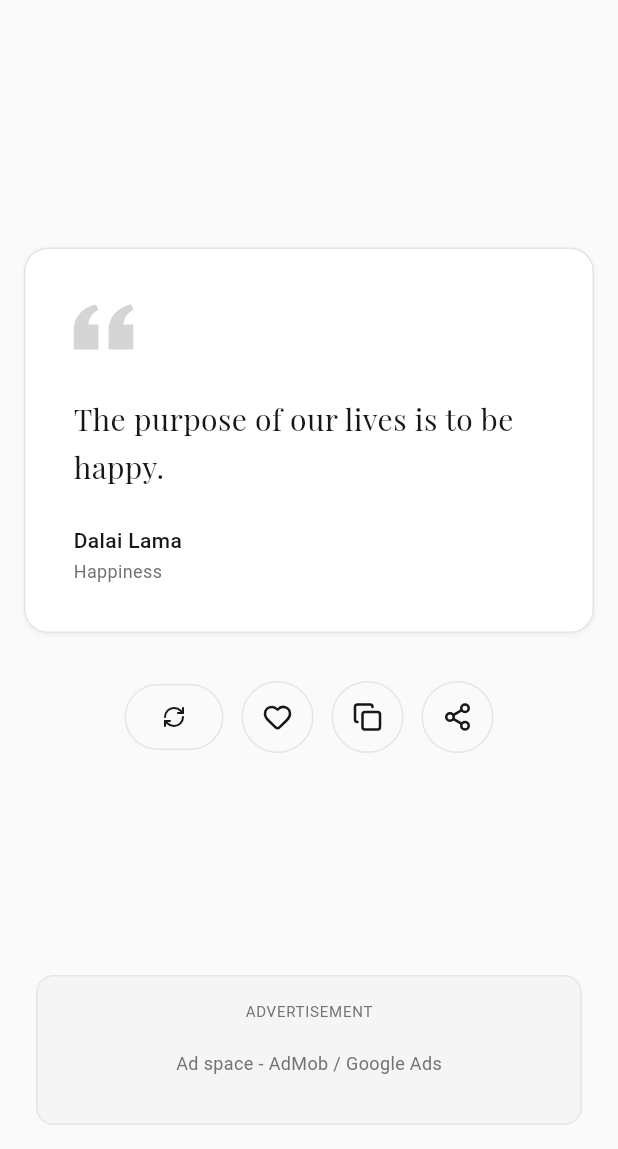
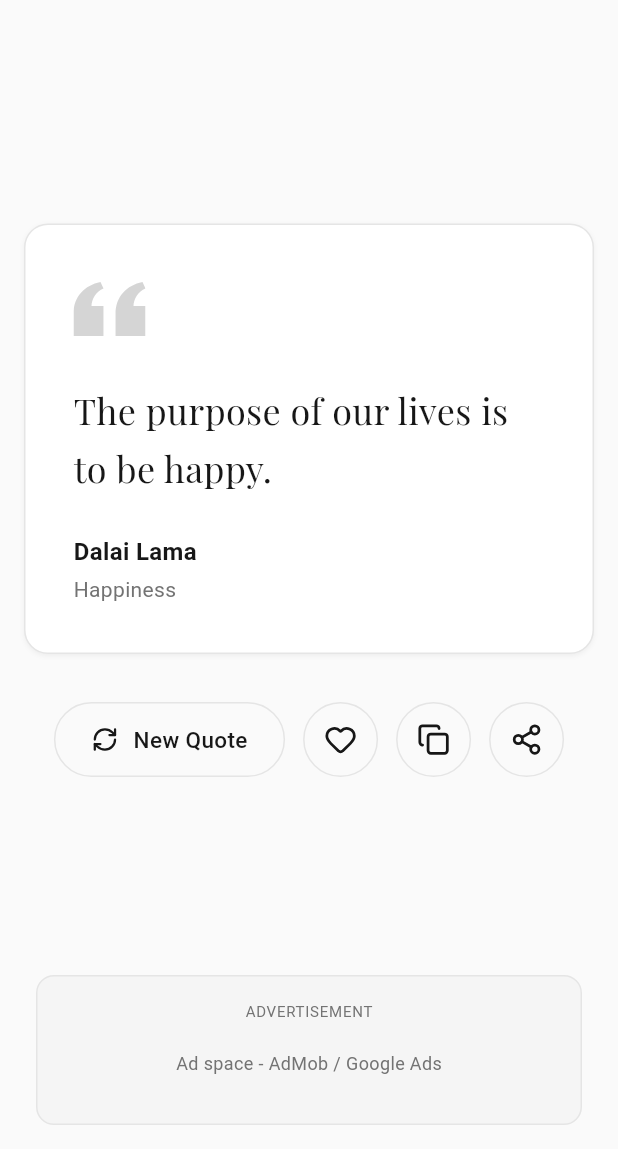
Before and after one commit to sangheonkimme/quote-of-the-day-app, a Flutter app: the screen it shows after launch, on a phone screen of 412 x 824 dp, the part 87-1236 px from its top. Run offline on Flutter 3.47's test engine with Material 3 defaults, Android fonts, the phone set to English and light mode, and no system bars; our stand-ins replace flutter_svg, google_fonts, lucide_icons, share_plus, shared_preferences.

Commit message:
feat 안드로이드 앱 배포 준비

````diff
--- a/daily_wisdom_flutter/lib/config/theme.dart
+++ b/daily_wisdom_flutter/lib/config/theme.dart
@@ -46,8 +46,8 @@ class AppDimensions {
   static const double buttonSizeLg = 48.0;  // w-12 h-12
   static const double buttonHeightLg = 44.0; // size="lg"
 
-  // Breakpoints
-  static const double breakpointSm = 640.0;
+  // Breakpoints (adjusted for mobile)
+  static const double breakpointSm = 360.0;  // Show button text on most phones
   static const double breakpointMd = 768.0;
 
   // Max Width
--- /dev/null
+++ b/daily_wisdom_flutter/lib/l10n/app_localizations.dart
@@ -0,0 +1,194 @@
+import 'dart:async';
+
+import 'package:flutter/foundation.dart';
+import 'package:flutter/widgets.dart';
+import 'package:flutter_localizations/flutter_localizations.dart';
+import 'package:intl/intl.dart' as intl;
+
+import 'app_localizations_en.dart';
+import 'app_localizations_ko.dart';
+
+// ignore_for_file: type=lint
+
+/// Callers can lookup localized strings with an instance of AppLocalizations
+/// returned by `AppLocalizations.of(context)`.
+///
+/// Applications need to include `AppLocalizations.delegate()` in their app's
+/// `localizationDelegates` list, and the locales they support in the app's
+/// `supportedLocales` list. For example:
+///
+/// ```dart
+/// import 'l10n/app_localizations.dart';
+///
+/// return MaterialApp(
+///   localizationsDelegates: AppLocalizations.localizationsDelegates,
+///   supportedLocales: AppLocalizations.supportedLocales,
+///   home: MyApplicationHome(),
+/// );
+/// ```
+///
+/// ## Update pubspec.yaml
+///
+/// Please make sure to update your pubspec.yaml to include the following
+/// packages:
+///
+/// ```yaml
+/// dependencies:
+///   # Internationalization support.
+///   flutter_localizations:
+///     sdk: flutter
+///   intl: any # Use the pinned version from flutter_localizations
+///
+///   # Rest of dependencies
+/// ```
+///
+/// ## iOS Applications
+///
+/// iOS applications define key application metadata, including supported
+/// locales, in an Info.plist file that is built into the application bundle.
+/// To configure the locales supported by your app, you’ll need to edit this
+/// file.
+///
+/// First, open your project’s ios/Runner.xcworkspace Xcode workspace file.
+/// Then, in the Project Navigator, open the Info.plist file under the Runner
+/// project’s Runner folder.
+///
+/// Next, select the Information Property List item, select Add Item from the
+/// Editor menu, then select Localizations from the pop-up menu.
+///
+/// Select and expand the newly-created Localizations item then, for each
+/// locale your application supports, add a new item and select the locale
+/// you wish to add from the pop-up menu in the Value field. This list should
+/// be consistent with the languages listed in the AppLocalizations.supportedLocales
+/// property.
+abstract class AppLocalizations {
+  AppLocalizations(String locale)
+    : localeName = intl.Intl.canonicalizedLocale(locale.toString());
+
+  final String localeName;
+
+  static AppLocalizations? of(BuildContext context) {
+    return Localizations.of<AppLocalizations>(context, AppLocalizations);
+  }
+
+  static const LocalizationsDelegate<AppLocalizations> delegate =
+      _AppLocalizationsDelegate();
+
+  /// A list of this localizations delegate along with the default localizations
+  /// delegates.
+  ///
+  /// Returns a list of localizations delegates containing this delegate along with
+  /// GlobalMaterialLocalizations.delegate, GlobalCupertinoLocalizations.delegate,
+  /// and GlobalWidgetsLocalizations.delegate.
+  ///
+  /// Additional delegates can be added by appending to this list in
+  /// MaterialApp. This list does not have to be used at all if a custom list
+  /// of delegates is preferred or required.
+  static const List<LocalizationsDelegate<dynamic>> localizationsDelegates =
+      <LocalizationsDelegate<dynamic>>[
+        delegate,
+        GlobalMaterialLocalizations.delegate,
+        GlobalCupertinoLocalizations.delegate,
+        GlobalWidgetsLocalizations.delegate,
+      ];
+
+  /// A list of this localizations delegate's supported locales.
+  static const List<Locale> supportedLocales = <Locale>[
+    Locale('en'),
+    Locale('ko'),
+  ];
+
+  /// No description provided for @appTitle.
+  ///
+  /// In en, this message translates to:
+  /// **'Daily Wisdom'**
+  String get appTitle;
+
+  /// No description provided for @newQuote.
+  ///
+  /// In en, this message translates to:
+  /// **'New Quote'**
+  String get newQuote;
+
+  /// No description provided for @advertisement.
+  ///
+  /// In en, this message translates to:
+  /// **'ADVERTISEMENT'**
+  String get advertisement;
+
+  /// No description provided for @adPlaceholder.
+  ///
+  /// In en, this message translates to:
+  /// **'Ad space - AdMob / Google Ads'**
+  String get adPlaceholder;
+
+  /// No description provided for @likeQuote.
+  ///
+  /// In en, this message translates to:
+  /// **'Like quote'**
+  String get likeQuote;
+
+  /// No description provided for @copyQuote.
+  ///
+  /// In en, this message translates to:
+  /// **'Copy quote'**
+  String get copyQuote;
+
+  /// No description provided for @shareQuote.
+  ///
+  /// In en, this message translates to:
+  /// **'Share quote'**
+  String get shareQuote;
+
+  /// No description provided for @copiedToClipboard.
+  ///
+  /// In en, this message translates to:
+  /// **'Copied to clipboard'**
+  String get copiedToClipboard;
+
+  /// No description provided for @notifications.
+  ///
+  /// In en, this message translates to:
+  /// **'Notifications'**
+  String get notifications;
+
+  /// No description provided for @settings.
+  ///
+  /// In en, this message translates to:
+  /// **'Settings'**
+  String get settings;
+}
+
+class _AppLocalizationsDelegate
+    extends LocalizationsDelegate<AppLocalizations> {
+  const _AppLocalizationsDelegate();
+
+  @override
+  Future<AppLocalizations> load(Locale locale) {
+    return SynchronousFuture<AppLocalizations>(lookupAppLocalizations(locale));
+  }
+
+  @override
+  bool isSupported(Locale locale) =>
+      <String>['en', 'ko'].contains(locale.languageCode);
+
+  @override
+  bool shouldReload(_AppLocalizationsDelegate old) => false;
+}
+
+AppLocalizations lookupAppLocalizations(Locale locale) {
+  // Lookup logic when only language code is specified.
+  switch (locale.languageCode) {
+    case 'en':
+      return AppLocalizationsEn();
+    case 'ko':
+      return AppLocalizationsKo();
+  }
+
+  throw FlutterError(
+    'AppLocalizations.delegate failed to load unsupported locale "$locale". This is likely '
+    'an issue with the localizations generation tool. Please file an issue '
+    'on GitHub with a reproducible sample app and the gen-l10n configuration '
+    'that was used.',
+  );
+}
--- a/daily_wisdom_flutter/lib/widgets/action_buttons.dart
+++ b/daily_wisdom_flutter/lib/widgets/action_buttons.dart
@@ -76,16 +76,14 @@ class _ActionButtonsState extends State<ActionButtons>
 
   @override
   Widget build(BuildContext context) {
-    final showText = AppTheme.showButtonText(context);
     final locale = Localizations.localeOf(context).languageCode;
 
     return Padding(
-      padding: const EdgeInsets.only(top: AppDimensions.spacing32), // mt-8
+      padding: const EdgeInsets.only(top: AppDimensions.spacing32),
       child: Row(
-        mainAxisAlignment: MainAxisAlignment.center, // justify-center
+        mainAxisAlignment: MainAxisAlignment.center,
         children: [
-          // New Quote Button
-          // rounded-full px-6 gap-2 bg-transparent, variant="outline" size="lg"
+          // New Quote Button - always show text
           _OutlineButton(
             onTap: widget.isRefreshing ? null : widget.onRefresh,
             child: Row(
@@ -93,37 +91,35 @@ class _ActionButtonsState extends State<ActionButtons>
               children: [
                 RotationTransition(
                   turns: _refreshController,
-                  child: Icon(
+                  child: const Icon(
                     LucideIcons.refreshCw,
-                    size: AppDimensions.iconSm, // 16px
+                    size: 18,
                     color: AppColors.foreground,
                   ),
                 ),
-                if (showText) ...[
-                  const SizedBox(width: AppDimensions.spacing8), // gap-2
+                const SizedBox(width: 10),
                 Text(
                   locale == 'ko' ? '새 명언' : 'New Quote',
                   style: const TextStyle(
-                      fontSize: AppTypography.textSm,
+                    fontSize: 15,
                     fontWeight: FontWeight.w500,
                     color: AppColors.foreground,
                   ),
                 ),
               ],
-              ],
             ),
           ),
-          const SizedBox(width: AppDimensions.spacing12), // gap-3
+          const SizedBox(width: 12),
 
           // Heart Button
           _CircularIconButton(
-            icon: widget.isLiked ? LucideIcons.heart : LucideIcons.heart,
+            icon: LucideIcons.heart,
             filled: widget.isLiked,
             fillColor: AppColors.heartRed,
             onTap: widget.onLike,
             semanticLabel: 'Like quote',
           ),
-          const SizedBox(width: AppDimensions.spacing12),
+          const SizedBox(width: 12),
 
           // Copy Button
           _CircularIconButton(
@@ -132,7 +128,7 @@ class _ActionButtonsState extends State<ActionButtons>
             onTap: _handleCopy,
             semanticLabel: 'Copy quote',
           ),
-          const SizedBox(width: AppDimensions.spacing12),
+          const SizedBox(width: 12),
 
           // Share Button
           _CircularIconButton(
@@ -159,15 +155,13 @@ class _OutlineButton extends StatelessWidget {
   Widget build(BuildContext context) {
     return InkWell(
       onTap: onTap,
-      borderRadius: BorderRadius.circular(AppDimensions.buttonHeightLg / 2),
+      borderRadius: BorderRadius.circular(25),
       child: Container(
-        height: AppDimensions.buttonHeightLg, // 44px
-        padding: const EdgeInsets.symmetric(
-          horizontal: AppDimensions.spacing24, // px-6
-        ),
+        height: 50, // Larger button
+        padding: const EdgeInsets.symmetric(horizontal: 24),
         decoration: BoxDecoration(
           color: Colors.transparent,
-          borderRadius: BorderRadius.circular(AppDimensions.buttonHeightLg / 2),
+          borderRadius: BorderRadius.circular(25),
           border: Border.all(color: AppColors.border),
         ),
         alignment: Alignment.center,
@@ -237,10 +231,10 @@ class _CircularIconButtonState extends State<_CircularIconButton>
       button: true,
       child: InkWell(
         onTap: widget.onTap,
-        borderRadius: BorderRadius.circular(AppDimensions.buttonSizeLg / 2),
+        borderRadius: BorderRadius.circular(25),
         child: Container(
-          width: AppDimensions.buttonSizeLg, // 48px
-          height: AppDimensions.buttonSizeLg, // 48px
+          width: 50, // Larger circular button
+          height: 50,
           decoration: BoxDecoration(
             color: Colors.transparent,
             shape: BoxShape.circle,
@@ -251,7 +245,7 @@ class _CircularIconButtonState extends State<_CircularIconButton>
             scale: _scaleAnimation,
             child: Icon(
               widget.icon,
-              size: AppDimensions.iconMd, // 20px
+              size: 22, // Larger icon
               color: widget.iconColor ??
                   (widget.filled ? widget.fillColor : AppColors.foreground),
               fill: widget.filled ? 1.0 : 0.0,
--- a/daily_wisdom_flutter/lib/widgets/quote_card.dart
+++ b/daily_wisdom_flutter/lib/widgets/quote_card.dart
@@ -16,13 +16,14 @@ class QuoteCard extends StatelessWidget {
 
   @override
   Widget build(BuildContext context) {
-    final quoteFontSize = AppTheme.getQuoteFontSize(context);
+    // Always use larger font size (24sp) for mobile as shown in design
+    const quoteFontSize = AppTypography.text2xl;
 
     return Center(
       child: AnimatedOpacity(
         opacity: isAnimating ? 0.0 : 1.0,
-        duration: const Duration(milliseconds: 500), // duration-500
-        curve: Curves.easeOut, // ease-out
+        duration: const Duration(milliseconds: 500),
+        curve: Curves.easeOut,
         child: AnimatedScale(
           scale: isAnimating ? 0.95 : 1.0,
           duration: const Duration(milliseconds: 500),
@@ -30,36 +31,34 @@ class QuoteCard extends StatelessWidget {
           child: Container(
             width: double.infinity,
             constraints: const BoxConstraints(
-              maxWidth: AppDimensions.maxWidthMd, // max-w-md = 448px
+              maxWidth: AppDimensions.maxWidthMd,
             ),
-            padding: const EdgeInsets.all(AppDimensions.spacing32), // p-8
+            padding: const EdgeInsets.all(AppDimensions.spacing32),
             decoration: BoxDecoration(
-              color: AppColors.card, // bg-card
-              borderRadius: BorderRadius.circular(AppDimensions.radiusLg), // rounded-2xl
-              border: Border.all(color: AppColors.border), // border border-border
-              boxShadow: AppShadows.shadowSm, // shadow-sm
+              color: AppColors.card,
+              borderRadius: BorderRadius.circular(AppDimensions.radiusLg),
+              border: Border.all(color: AppColors.border),
+              boxShadow: AppShadows.shadowSm,
             ),
             child: Column(
               crossAxisAlignment: CrossAxisAlignment.start,
               mainAxisSize: MainAxisSize.min,
               children: [
-                // Quote Icon (") - SVG
-                // w-10 h-10 text-muted-foreground/30
+                // Quote Icon - larger size (48px) to match design
                 SizedBox(
-                  width: AppDimensions.iconLg, // 40px
-                  height: AppDimensions.iconLg, // 40px
+                  width: 48,
+                  height: 48,
                   child: SvgPicture.asset(
                     'assets/icons/quote.svg',
                     colorFilter: ColorFilter.mode(
-                      AppColors.mutedForeground.withValues(alpha: 0.3), // /30
+                      AppColors.mutedForeground.withValues(alpha: 0.3),
                       BlendMode.srcIn,
                     ),
                   ),
                 ),
-                const SizedBox(height: AppDimensions.spacing24), // mb-6
+                const SizedBox(height: AppDimensions.spacing24),
 
-                // Quote Text
-                // text-xl md:text-2xl font-serif leading-relaxed text-foreground
+                // Quote Text - 24sp as shown in design
                 Text(
                   quote.text,
                   style: GoogleFonts.playfairDisplay(
@@ -69,35 +68,30 @@ class QuoteCard extends StatelessWidget {
                     height: AppTypography.leadingRelaxed,
                   ),
                 ),
-                const SizedBox(height: AppDimensions.spacing24), // mb-6
+                const SizedBox(height: AppDimensions.spacing24),
 
                 // Author & Category
-                Row(
-                  mainAxisAlignment: MainAxisAlignment.spaceBetween,
-                  children: [
                 Column(
                   crossAxisAlignment: CrossAxisAlignment.start,
                   children: [
-                        // text-sm font-medium text-foreground
+                    // Author - 16sp bold
                     Text(
                       quote.author,
                       style: const TextStyle(
-                            fontSize: AppTypography.textSm,
-                            fontWeight: FontWeight.w500,
+                        fontSize: 16,
+                        fontWeight: FontWeight.w600,
                         color: AppColors.foreground,
                       ),
                     ),
-                        const SizedBox(height: AppDimensions.spacing2), // mt-0.5
-                        // text-xs text-muted-foreground
+                    const SizedBox(height: AppDimensions.spacing4),
+                    // Category - 14sp
                     Text(
                       quote.category,
                       style: const TextStyle(
-                            fontSize: AppTypography.textXs,
+                        fontSize: AppTypography.textSm,
                         fontWeight: FontWeight.w400,
                         color: AppColors.mutedForeground,
                       ),
-                        ),
-                      ],
                     ),
                   ],
                 ),
````
Also changed, not shown: daily_wisdom_flutter/lib/l10n/app_localizations_en.dart (added, +40 -0 lines), daily_wisdom_flutter/lib/l10n/app_localizations_ko.dart (added, +40 -0 lines), 5 other files. Lines whose indentation alone changed are shown as unchanged.
